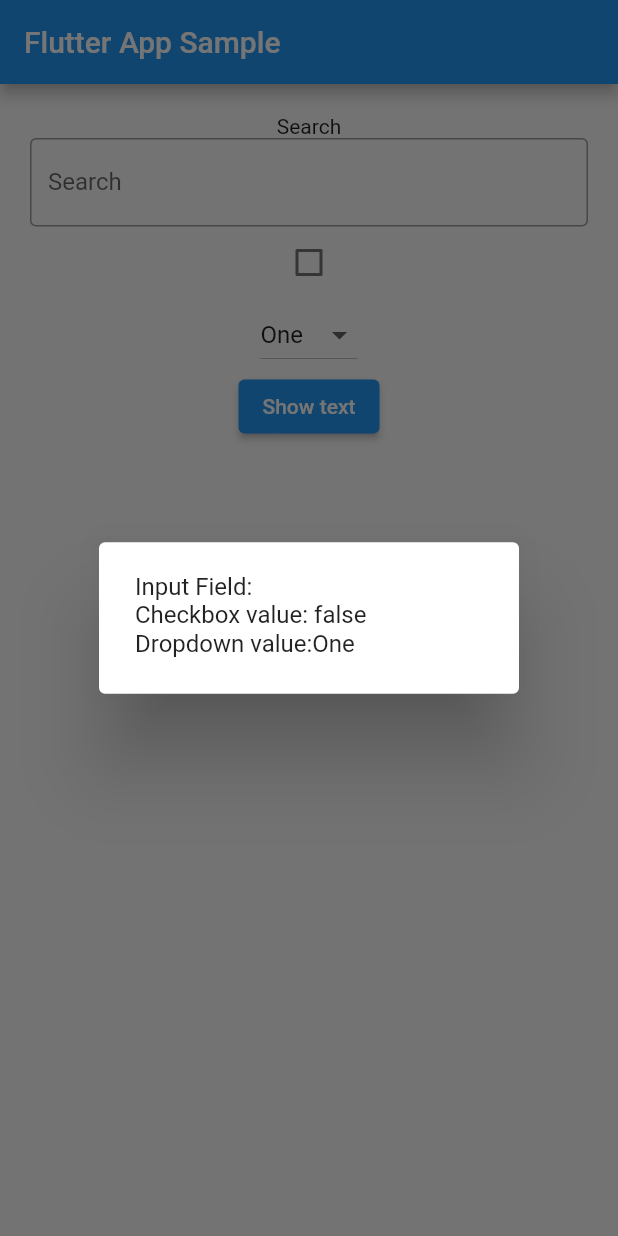
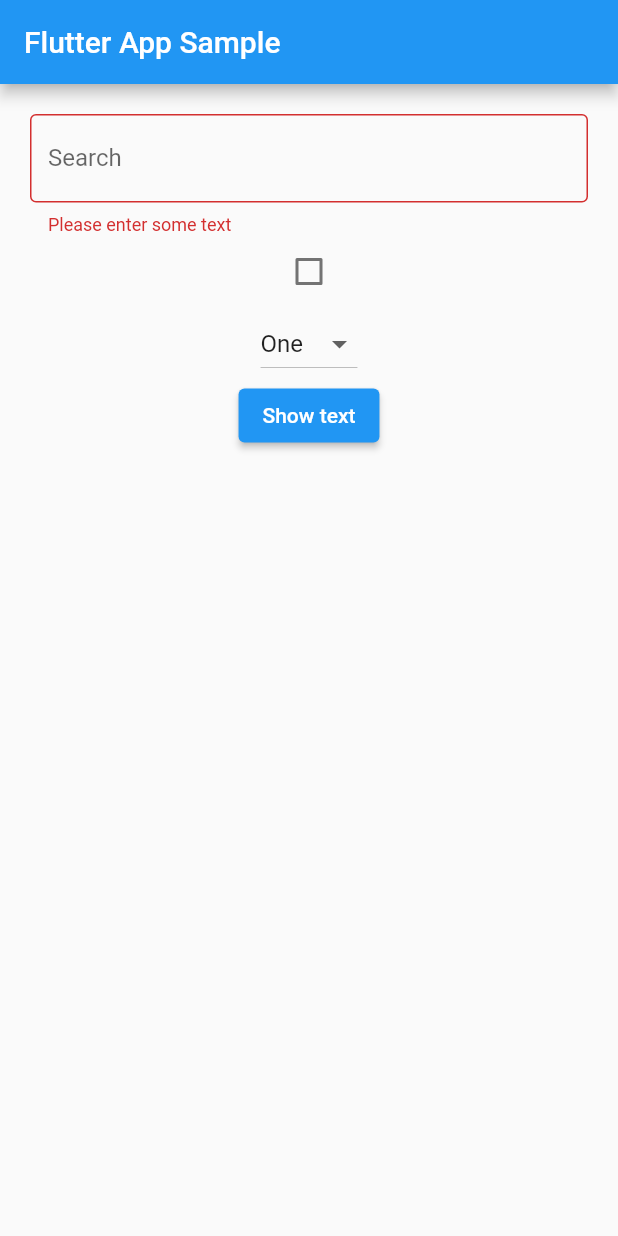
Before and after one commit to zbduno/CMSC23-samples, a Flutter app: the screen it shows after launch, after a tap on "Show text", on a phone screen of 412 x 824 dp. Run offline on Flutter 3.47's test engine with Material 2 defaults, Android fonts, the phone set to English and light mode, and no system bars.

Commit message:
feat: form field

```diff
--- a/week3_user_interactivity/lib/main.dart
+++ b/week3_user_interactivity/lib/main.dart
@@ -29,7 +29,7 @@
       ),
       home: Scaffold(appBar: AppBar(title: const Text('Flutter App Sample')),
             body: Container(padding: const EdgeInsets.all(20),
-            child: InputFieldsSample(),))
+            child: FormSample(),))
       ,
     );
   }
--- a/week3_user_interactivity/lib/user_input_sample.dart
+++ b/week3_user_interactivity/lib/user_input_sample.dart
@@ -1,17 +1,13 @@
 import 'package:flutter/material.dart';
 
-class InputFieldsSample extends StatefulWidget {
-  InputFieldsSample({super.key});
+class FormSample extends StatefulWidget {
+  FormSample({super.key});
 
   @override
-  _InputFieldsSampleState createState() => _InputFieldsSampleState();
+  _FormSampleState createState() => _FormSampleState();
 }
 
-class _InputFieldsSampleState extends State<InputFieldsSample> {
-  String _searchTerm = "";
-  bool _isChecked = false;
-  final _formKey = GlobalKey<FormState>();
-
+class _FormSampleState extends State<FormSample> {
   static final List<String> _dropdownOptions = [
     "One",
     "Two",
@@ -19,55 +15,66 @@
     "Four",
     "Five"
   ];
-  String dropdownValue = _dropdownOptions.first;
 
+  Map<String, dynamic> formValues = {
+    'searchTerm': "",
+    'isChecked': false,
+    'dropdownValue': _dropdownOptions.first,
+};
 
-  TextEditingController _controller = TextEditingController();
-  final TextEditingController _searchController = TextEditingController();
-
-   @override
-  void initState() {
-    super.initState();
-    _searchController.addListener(() {
-      print("Latest Value: ${_searchController.text}");
-    });
-  }
-
-  @override
-  void dispose() {
-    _searchController.dispose();
-    super.dispose();
-  }
+  final _formKey = GlobalKey<FormState>();
 
   @override
   Widget build(BuildContext context) {
-    return ListView(
+    return Form(
+      key: _formKey,
+      child: ListView(
         children: [
           Column(
             children: [
-            const Text('Search'),
-            TextField(
-              controller: _searchController,
+              // Text Field
+              TextFormField(
                 decoration: const InputDecoration(
                   border: OutlineInputBorder(),
                   hintText: "Enter search term",
                   labelText: "Search",
                 ),
+                onChanged: ((String? value) {
+                  formValues['searchTerm'] = value;
+                }),
+                validator: (value) {
+                if (value == null || value.isEmpty) {
+                  return 'Please enter some text';
+                }
+                return null;
+              },
               ),
-            Checkbox(
-              value: _isChecked,
+
+              // Checkbox
+              FormField(
+                builder: (FormFieldState<bool> state) {
+                  return Checkbox(
+                    value: formValues['isChecked'],
                     onChanged: (bool? value) {
                       setState(() {
-                  _isChecked = value!;
+                        formValues['isChecked'] = value!;
                       });
                     },
+                  );
+                },
+                onSaved: ((bool? value) {
+                  print("Checkbox value saved!");
+                }),
               ),
-            DropdownButton<String>(
-                value: dropdownValue,
+
+              // Dropdown
+              FormField(
+                builder: (FormFieldState<String> state) {
+                  return DropdownButton<String>(
+                    value: formValues['dropdownValue'],
                     onChanged: (String? value) {
-                  // This is called when the user selects an item.
                       setState(() {
-                    dropdownValue = value!;
+                        formValues['dropdownValue'] = value!;
                       });
                     },
                     items: _dropdownOptions.map<DropdownMenuItem<String>>(
@@ -78,25 +85,35 @@
                         );
                       },
                     ).toList(),
+                  );
+                },
+                onSaved: ((String? value) {
+                  print("Dropdown value saved!");
+                }),
               ),
-
+              // Button
               ElevatedButton(
                 onPressed: () {
+                  if (_formKey.currentState!.validate()) {
+                  _formKey.currentState?.save();
                     showDialog(
                       context: context,
                       builder: (context) {
                         return AlertDialog(
-                      content: Text("Input Field: ${_searchController.text}\nCheckbox value: $_isChecked\nDropdown value:$dropdownValue"),
+                          content: Text(
+                            "Input Field: ${formValues['searchTerm']}\nCheckbox value: ${formValues['isChecked']}\nDropdown Value: ${formValues['dropdownValue']}",
+                          ),
                         );
                       },
                     );
+                  }
                 },
                 child: const Text('Show text'),
               ),
-
             ],
           ),
         ],
+      ),
     );
   }
 }
```
Lines whose indentation alone changed are shown as unchanged.
